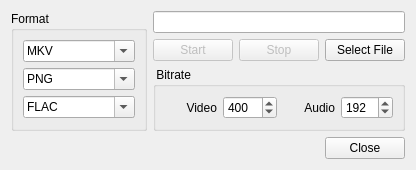
Before: the Qt Designer form Libretro/mgba/src/platform/qt/VideoView.ui in kiddreads/Avalon-copy2, drawn with Qt 5.
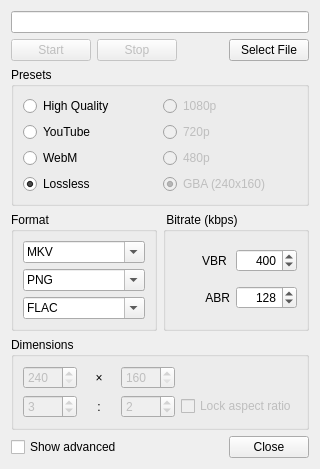
After: the same form once the commit is applied.

Commit message: Qt: Add video recording presets

Patch:
```diff
--- a/Libretro/mgba/src/platform/qt/VideoView.ui
+++ b/Libretro/mgba/src/platform/qt/VideoView.ui
@@ -6,8 +6,8 @@
    <rect>
     <x>0</x>
     <y>0</y>
-    <width>462</width>
-    <height>194</height>
+    <width>351</width>
+    <height>510</height>
    </rect>
   </property>
   <property name="sizePolicy">
@@ -19,12 +19,214 @@
   <property name="windowTitle">
    <string>Record Video</string>
   </property>
-  <layout class="QGridLayout" name="gridLayout_2">
+  <layout class="QVBoxLayout" name="verticalLayout_4">
    <property name="sizeConstraint">
     <enum>QLayout::SetFixedSize</enum>
    </property>
-   <item row="0" column="0" rowspan="2">
-    <widget class="QGroupBox" name="groupBox_4">
+   <item>
+    <layout class="QGridLayout" name="gridLayout">
+     <item row="1" column="0">
+      <widget class="QPushButton" name="start">
+       <property name="enabled">
+        <bool>false</bool>
+       </property>
+       <property name="sizePolicy">
+        <sizepolicy hsizetype="Fixed" vsizetype="Fixed">
+         <horstretch>0</horstretch>
+         <verstretch>0</verstretch>
+        </sizepolicy>
+       </property>
+       <property name="text">
+        <string>Start</string>
+       </property>
+      </widget>
+     </item>
+     <item row="1" column="1">
+      <widget class="QPushButton" name="stop">
+       <property name="enabled">
+        <bool>false</bool>
+       </property>
+       <property name="sizePolicy">
+        <sizepolicy hsizetype="Fixed" vsizetype="Fixed">
+         <horstretch>0</horstretch>
+         <verstretch>0</verstretch>
+        </sizepolicy>
+       </property>
+       <property name="text">
+        <string>Stop</string>
+       </property>
+      </widget>
+     </item>
+     <item row="1" column="3">
+      <widget class="QPushButton" name="selectFile">
+       <property name="sizePolicy">
+        <sizepolicy hsizetype="Fixed" vsizetype="Fixed">
+         <horstretch>0</horstretch>
+         <verstretch>0</verstretch>
+        </sizepolicy>
+       </property>
+       <property name="text">
+        <string>Select File</string>
+       </property>
+      </widget>
+     </item>
+     <item row="0" column="0" colspan="4">
+      <widget class="QLineEdit" name="filename">
+       <property name="sizePolicy">
+        <sizepolicy hsizetype="Expanding" vsizetype="Fixed">
+         <horstretch>1</horstretch>
+         <verstretch>0</verstretch>
+        </sizepolicy>
+       </property>
+      </widget>
+     </item>
+     <item row="1" column="2">
+      <spacer name="horizontalSpacer">
+       <property name="orientation">
+        <enum>Qt::Horizontal</enum>
+       </property>
+       <property name="sizeHint" stdset="0">
+        <size>
+         <width>40</width>
+         <height>20</height>
+        </size>
+       </property>
+      </spacer>
+     </item>
+    </layout>
+   </item>
+   <item>
+    <widget class="QGroupBox" name="groupBox_2">
+     <property name="title">
+      <string>Presets</string>
+     </property>
+     <layout class="QHBoxLayout" name="horizontalLayout_2">
+      <item>
+       <layout class="QVBoxLayout" name="verticalLayout_2">
+        <item>
+         <widget class="QRadioButton" name="presetHQ">
+          <property name="text">
+           <string>High Quality</string>
+          </property>
+          <attribute name="buttonGroup">
+           <string notr="true">presets</string>
+          </attribute>
+         </widget>
+        </item>
+        <item>
+         <widget class="QRadioButton" name="presetYoutube">
+          <property name="text">
+           <string>YouTube</string>
+          </property>
+          <attribute name="buttonGroup">
+           <string notr="true">presets</string>
+          </attribute>
+         </widget>
+        </item>
+        <item>
+         <widget class="QRadioButton" name="presetWebM">
+          <property name="text">
+           <string>WebM</string>
+          </property>
+          <attribute name="buttonGroup">
+           <string notr="true">presets</string>
+          </attribute>
+         </widget>
+        </item>
+        <item>
+         <widget class="QRadioButton" name="presetLossless">
+          <property name="text">
+           <string>Lossless</string>
+          </property>
+          <property name="checked">
+           <bool>true</bool>
+          </property>
+          <attribute name="buttonGroup">
+           <string notr="true">presets</string>
+          </attribute>
+         </widget>
+        </item>
+       </layout>
+      </item>
+      <item>
+       <layout class="QVBoxLayout" name="verticalLayout_3">
+        <item>
+         <widget class="QRadioButton" name="preset1080">
+          <property name="enabled">
+           <bool>false</bool>
+          </property>
+          <property name="text">
+           <string>1080p</string>
+          </property>
+          <attribute name="buttonGroup">
+           <string notr="true">resolutions</string>
+          </attribute>
+         </widget>
+        </item>
+        <item>
+         <widget class="QRadioButton" name="preset720">
+          <property name="enabled">
+           <bool>false</bool>
+          </property>
+          <property name="text">
+           <string>720p</string>
+          </property>
+          <attribute name="buttonGroup">
+           <string notr="true">resolutions</string>
+          </attribute>
+         </widget>
+        </item>
+        <item>
+         <widget class="QRadioButton" name="preset480">
+          <property name="enabled">
+           <bool>false</bool>
+          </property>
+          <property name="text">
+           <string>480p</string>
+          </property>
+          <attribute name="buttonGroup">
+           <string notr="true">resolutions</string>
+          </attribute>
+         </widget>
+        </item>
+        <item>
+         <widget class="QRadioButton" name="preset160">
+          <property name="enabled">
+           <bool>false</bool>
+          </property>
+          <property name="text">
+           <string>GBA (240x160)</string>
+          </property>
+          <property name="checked">
+           <bool>true</bool>
+          </property>
+          <attribute name="buttonGroup">
+           <string notr="true">resolutions</string>
+          </attribute>
+         </widget>
+        </item>
+       </layout>
+      </item>
+     </layout>
+    </widget>
+   </item>
+   <item>
+    <widget class="QWidget" name="advancedBox" native="true">
+     <layout class="QGridLayout" name="gridLayout_6">
+      <property name="leftMargin">
+       <number>0</number>
+      </property>
+      <property name="topMargin">
+       <number>0</number>
+      </property>
+      <property name="rightMargin">
+       <number>0</number>
+      </property>
+      <property name="bottomMargin">
+       <number>0</number>
+      </property>
+      <item row="0" column="0">
+       <widget class="QGroupBox" name="formatBox">
      <property name="title">
       <string>Format</string>
      </property>
@@ -123,16 +325,16 @@
      </layout>
     </widget>
    </item>
-   <item row="1" column="1">
-    <widget class="QGroupBox" name="groupBox">
+      <item row="0" column="1">
+       <widget class="QGroupBox" name="bitrateBox">
      <property name="title">
-      <string> Bitrate</string>
-     </property>
-     <layout class="QHBoxLayout" name="horizontalLayout">
-      <item>
+         <string> Bitrate (kbps)</string>
+        </property>
+        <layout class="QGridLayout" name="gridLayout_3">
+         <item row="0" column="0">
        <widget class="QLabel" name="label">
         <property name="text">
-         <string>Video</string>
+            <string>VBR </string>
         </property>
         <property name="alignment">
          <set>Qt::AlignRight|Qt::AlignTrailing|Qt::AlignVCenter</set>
@@ -142,8 +344,11 @@
         </property>
        </widget>
       </item>
-      <item>
+         <item row="0" column="1">
        <widget class="QSpinBox" name="vbr">
+           <property name="alignment">
+            <set>Qt::AlignRight|Qt::AlignTrailing|Qt::AlignVCenter</set>
+           </property>
         <property name="suffix">
          <string/>
         </property>
@@ -151,28 +356,18 @@
          <number>200</number>
         </property>
         <property name="maximum">
-         <number>2000</number>
+            <number>10000</number>
         </property>
         <property name="value">
          <number>400</number>
         </property>
        </widget>
       </item>
-      <item>
-       <widget class="QLabel" name="label_2">
-        <property name="text">
-         <string>Audio</string>
-        </property>
-        <property name="alignment">
-         <set>Qt::AlignRight|Qt::AlignTrailing|Qt::AlignVCenter</set>
-        </property>
-        <property name="buddy">
-         <cstring>abr</cstring>
-        </property>
-       </widget>
-      </item>
-      <item>
+         <item row="1" column="1">
        <widget class="QSpinBox" name="abr">
+           <property name="alignment">
+            <set>Qt::AlignRight|Qt::AlignTrailing|Qt::AlignVCenter</set>
+           </property>
         <property name="minimum">
          <number>16</number>
         </property>
@@ -180,73 +375,130 @@
          <number>320</number>
         </property>
         <property name="value">
-         <number>192</number>
+            <number>128</number>
         </property>
        </widget>
       </item>
-     </layout>
-    </widget>
-   </item>
-   <item row="0" column="1">
-    <layout class="QGridLayout" name="gridLayout">
      <item row="1" column="0">
-      <widget class="QPushButton" name="start">
-       <property name="enabled">
-        <bool>false</bool>
-       </property>
-       <property name="sizePolicy">
-        <sizepolicy hsizetype="Fixed" vsizetype="Fixed">
-         <horstretch>0</horstretch>
-         <verstretch>0</verstretch>
-        </sizepolicy>
-       </property>
-       <property name="text">
-        <string>Start</string>
+          <widget class="QLabel" name="label_2">
+           <property name="text">
+            <string>ABR</string>
+           </property>
+           <property name="alignment">
+            <set>Qt::AlignRight|Qt::AlignTrailing|Qt::AlignVCenter</set>
+           </property>
+           <property name="buddy">
+            <cstring>abr</cstring>
        </property>
       </widget>
      </item>
-     <item row="1" column="1">
-      <widget class="QPushButton" name="stop">
-       <property name="enabled">
-        <bool>false</bool>
-       </property>
-       <property name="sizePolicy">
-        <sizepolicy hsizetype="Fixed" vsizetype="Fixed">
-         <horstretch>0</horstretch>
-         <verstretch>0</verstretch>
-        </sizepolicy>
-       </property>
-       <property name="text">
-        <string>Stop</string>
-       </property>
-      </widget>
-     </item>
+        </layout>
+       </widget>
+      </item>
+      <item row="1" column="0" colspan="2">
+       <widget class="QGroupBox" name="dimensionsBox">
+        <property name="title">
+         <string>Dimensions</string>
+        </property>
+        <layout class="QGridLayout" name="gridLayout_4">
      <item row="1" column="2">
-      <widget class="QPushButton" name="selectFile">
-       <property name="sizePolicy">
-        <sizepolicy hsizetype="Fixed" vsizetype="Fixed">
-         <horstretch>0</horstretch>
-         <verstretch>0</verstretch>
-        </sizepolicy>
-       </property>
+          <widget class="QLabel" name="label_4">
+           <property name="text">
+            <string>:</string>
+           </property>
+           <property name="alignment">
+            <set>Qt::AlignCenter</set>
+           </property>
+          </widget>
+         </item>
+         <item row="0" column="2">
+          <widget class="QLabel" name="label_3">
        <property name="text">
-        <string>Select File</string>
-       </property>
-      </widget>
-     </item>
-     <item row="0" column="0" colspan="3">
-      <widget class="QLineEdit" name="filename">
-       <property name="sizePolicy">
-        <sizepolicy hsizetype="Expanding" vsizetype="Fixed">
-         <horstretch>1</horstretch>
-         <verstretch>0</verstretch>
-        </sizepolicy>
-       </property>
-      </widget>
-     </item>
-    </layout>
-   </item>
-   <item row="2" column="0" colspan="2">
+            <string>×</string>
+           </property>
+           <property name="alignment">
+            <set>Qt::AlignCenter</set>
+           </property>
+          </widget>
+         </item>
+         <item row="0" column="3">
+          <widget class="QSpinBox" name="height">
+           <property name="enabled">
+            <bool>false</bool>
+           </property>
+           <property name="minimum">
+            <number>160</number>
+           </property>
+           <property name="maximum">
+            <number>3160</number>
+           </property>
+          </widget>
+         </item>
+         <item row="0" column="1">
+          <widget class="QSpinBox" name="width">
+           <property name="enabled">
+            <bool>false</bool>
+           </property>
+           <property name="minimum">
+            <number>240</number>
+           </property>
+           <property name="maximum">
+            <number>3840</number>
+           </property>
+          </widget>
+         </item>
+         <item row="1" column="3">
+          <widget class="QSpinBox" name="hratio">
+           <property name="enabled">
+            <bool>false</bool>
+           </property>
+           <property name="minimum">
+            <number>1</number>
+           </property>
+           <property name="value">
+            <number>2</number>
+           </property>
+          </widget>
+         </item>
+         <item row="1" column="1">
+          <widget class="QSpinBox" name="wratio">
+           <property name="enabled">
+            <bool>false</bool>
+           </property>
+           <property name="minimum">
+            <number>1</number>
+           </property>
+           <property name="value">
+            <number>3</number>
+           </property>
+          </widget>
+         </item>
+         <item row="1" column="4">
+          <widget class="QCheckBox" name="lockRatio">
+           <property name="enabled">
+            <bool>false</bool>
+           </property>
+           <property name="text">
+            <string>Lock aspect ratio</string>
+           </property>
+          </widget>
+         </item>
+        </layout>
+       </widget>
+      </item>
+     </layout>
+    </widget>
+   </item>
+   <item>
+    <layout class="QHBoxLayout" name="horizontalLayout">
+     <item>
+      <widget class="QCheckBox" name="showAdvanced">
+       <property name="text">
+        <string>Show advanced</string>
+       </property>
+      </widget>
+     </item>
+     <item>
     <widget class="QDialogButtonBox" name="buttonBox">
      <property name="standardButtons">
       <set>QDialogButtonBox::Close</set>
@@ -254,6 +506,8 @@
     </widget>
    </item>
   </layout>
+   </item>
+  </layout>
  </widget>
  <tabstops>
   <tabstop>filename</tabstop>
```
Left out of the diff: 6 changed lines with no effect on the pictures. Lines whose indentation alone changed are shown as unchanged. The commit also changes 2 other files.
